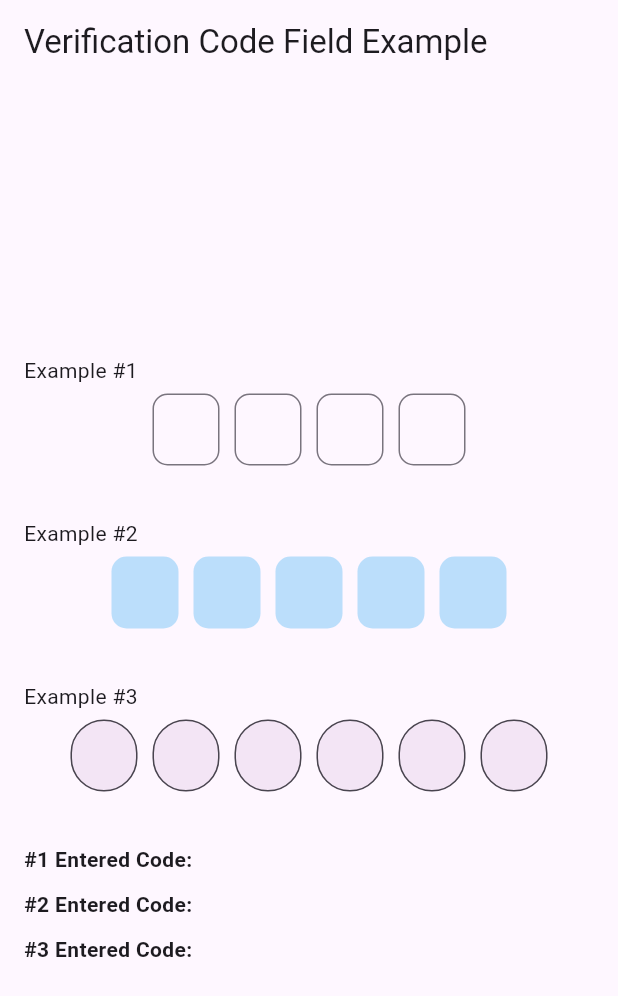
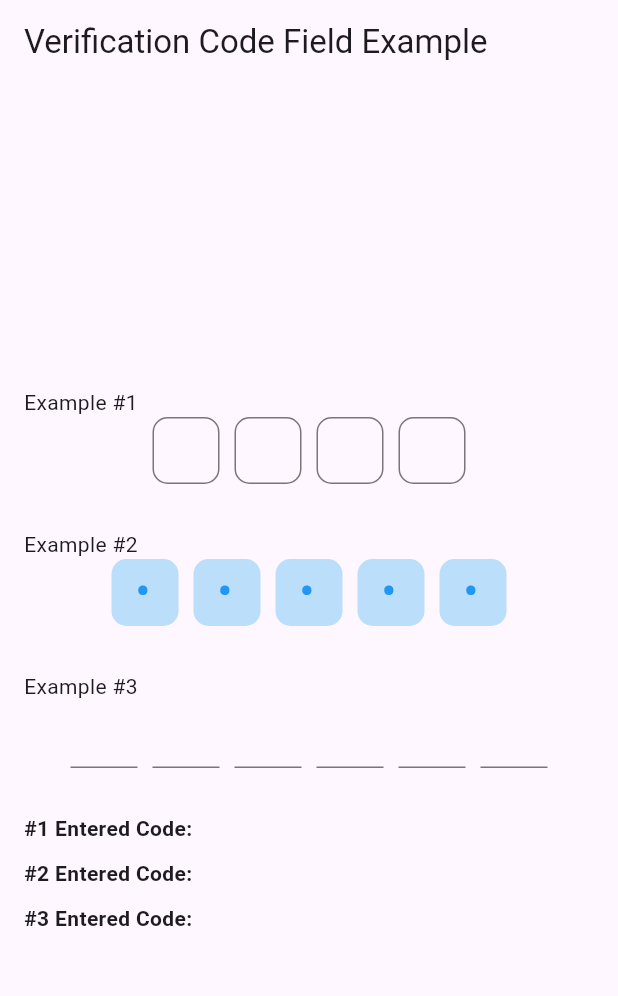
Before and after one commit to enescerrahoglu/verification_code_field, a Flutter app: the screen it shows after launch, on a phone screen of 412 x 824 dp. Shown: the top 996 px of the screen. Run offline on Flutter 3.47's test engine with Material 3 defaults, Android fonts, the phone set to English and light mode, and no system bars; our stand-ins replace google_fonts.

Commit message:
Added obscureText and focusedBorder properties.

```diff
--- a/example/lib/main.dart
+++ b/example/lib/main.dart
@@ -73,6 +73,7 @@ class VerificationCodeFieldExample extends StatelessWidget {
                 const Text('Example #2'),
                 Center(
                   child: VerificationCodeField(
+                    obscureText: true,
                     codeDigit: CodeDigit.five,
                     onSubmit: _handleSubmit2,
                     enabled: true,
@@ -101,11 +102,14 @@ class VerificationCodeFieldExample extends StatelessWidget {
                     codeDigit: CodeDigit.six,
                     onSubmit: _handleSubmit3,
                     enabled: true,
-                    filled: true,
-                    fillColor: Colors.purple.shade50,
-                    defaultBorderRadius: BorderRadius.circular(100),
+                    border: const UnderlineInputBorder(
+                      borderSide: BorderSide(color: Colors.green, width: 1.5),
+                    ),
+                    focusedBorder: const UnderlineInputBorder(
+                      borderSide: BorderSide(color: Colors.green, width: 1.5),
+                    ),
                     textStyle:
-                        const TextStyle(fontSize: 20, color: Colors.purple),
+                        const TextStyle(fontSize: 20, color: Colors.green),
                   ),
                 ),
               ],
--- a/lib/verification_code_field.dart
+++ b/lib/verification_code_field.dart
@@ -1,13 +1,13 @@
-library verification_code_field;
+library VerificationCodeField;
 
 import 'package:flutter/material.dart';
 import 'package:flutter/services.dart';
 import 'package:google_fonts/google_fonts.dart';
 
-/// A widget for entering a verification code, consisting of separate TextField
+/// A widget for entering a Verification Code, consisting of separate TextField
 /// widgets for each character. Each character is displayed in an individual box.
 class VerificationCodeField extends StatefulWidget {
-  /// Specifies the number of digits in the verification code. Default is 4.
+  /// Specifies the number of digits in the Verification Code. Default is 4.
   final CodeDigit codeDigit;
 
   /// Callback function that returns the completed code once all digits are entered.
@@ -15,9 +15,6 @@ class VerificationCodeField extends StatefulWidget {
 
   /// Whether the TextField widgets are enabled for input.
   final bool? enabled;
-
-  /// Default border radius for each TextField box.
-  final BorderRadius? defaultBorderRadius;
 
   /// Text style for the input digits.
   final TextStyle? textStyle;
@@ -34,21 +31,28 @@ class VerificationCodeField extends StatefulWidget {
   /// Border style for each TextField box.
   final InputBorder? border;
 
+  /// Border style for each focused TextField box.
+  final InputBorder? focusedBorder;
+
   /// Color of the cursor when `showCursor` is true.
   final Color? cursorColor;
+
+  /// Determines whether the input text should be obscured for security purposes.
+  final bool obscureText;
 
   const VerificationCodeField({
     super.key,
     this.codeDigit = CodeDigit.four,
     this.onSubmit,
     this.enabled,
-    this.defaultBorderRadius,
     this.textStyle,
     this.showCursor = false,
     this.filled,
     this.fillColor,
     this.border,
+    this.focusedBorder,
     this.cursorColor,
+    this.obscureText = false,
   });
 
   @override
@@ -117,7 +121,7 @@ class _VerificationCodeFieldState extends State<VerificationCodeField> {
   Widget build(BuildContext context) {
     return SizedBox(
       // Sets height based on the device's screen width, keeping a responsive layout.
-      height: (MediaQuery.of(context).size.width / 6) - 10,
+      height: (MediaQuery.of(context).size.width / 6) - 24,
       child: ListView.separated(
         itemCount: widget.codeDigit.digit,
         shrinkWrap: true,
@@ -128,6 +132,7 @@ class _VerificationCodeFieldState extends State<VerificationCodeField> {
             child: SizedBox(
               width: (MediaQuery.of(context).size.width / 6) - 24,
               child: TextField(
+                obscureText: widget.obscureText,
                 cursorColor: widget.cursorColor,
                 enabled: widget.enabled,
                 controller: _controllers[index],
@@ -137,7 +142,7 @@ class _VerificationCodeFieldState extends State<VerificationCodeField> {
                 enableInteractiveSelection: false,
                 style: widget.textStyle ??
                     TextStyle(
-                      fontSize: 24,
+                      fontSize: 26,
                       fontWeight: FontWeight.bold,
                       color: Theme.of(context).colorScheme.primary,
                       fontFamily:
@@ -154,10 +159,10 @@ class _VerificationCodeFieldState extends State<VerificationCodeField> {
                   filled: widget.filled,
                   fillColor: widget.fillColor,
                   contentPadding: const EdgeInsetsDirectional.all(0),
+                  focusedBorder: widget.focusedBorder,
                   border: widget.border ??
                       OutlineInputBorder(
-                        borderRadius: widget.defaultBorderRadius ??
-                            BorderRadius.circular(10.0),
+                        borderRadius: BorderRadius.circular(10.0),
                       ),
                 ),
                 // Calls _handleTextChanged for each text change in a TextField.
@@ -171,7 +176,7 @@ class _VerificationCodeFieldState extends State<VerificationCodeField> {
   }
 }
 
-/// Enum to represent the number of digits for the verification code.
+/// Enum to represent the number of digits for the Verification Code.
 enum CodeDigit {
   four(4),
   five(5),
--- a/pubspec.yaml
+++ b/pubspec.yaml
@@ -1,6 +1,6 @@
 name: verification_code_field
 description: "This package provides an input field that allows you to enter a 4, 5 or 6 digit verification code in your applications."
-version: 1.0.2
+version: 1.0.3
 repository: https://github.com/enescerrahoglu/verification_code_field
 homepage: https://enescerrahoglu.com/
 
```
Also changed, not shown: 3 other files.
